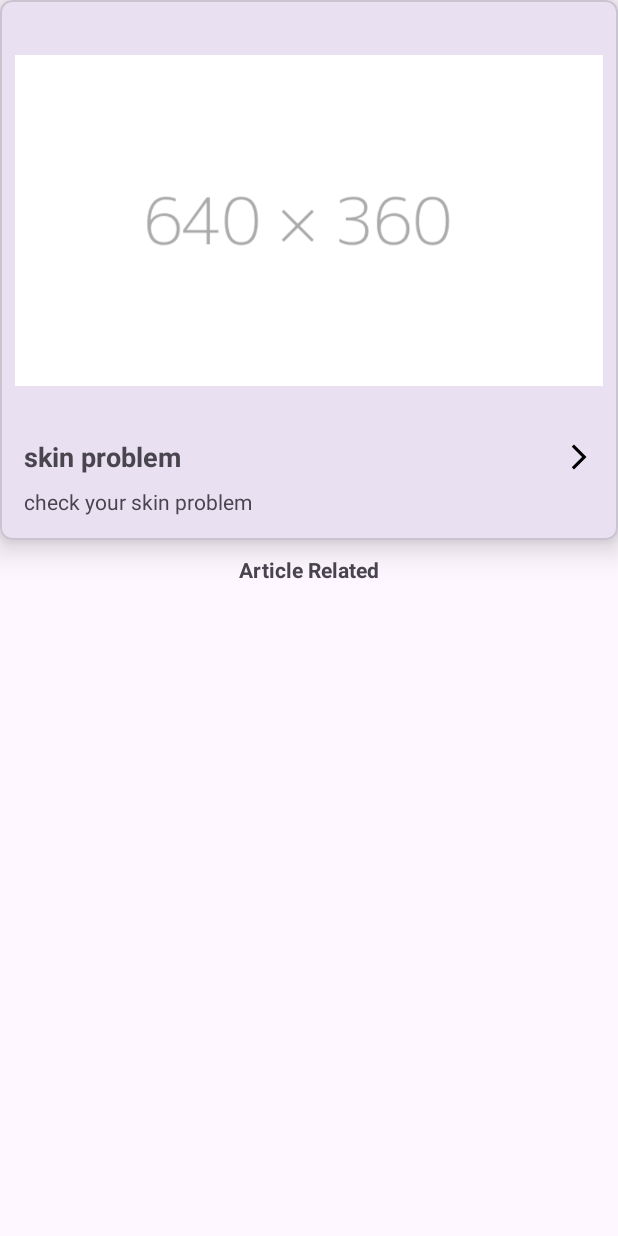
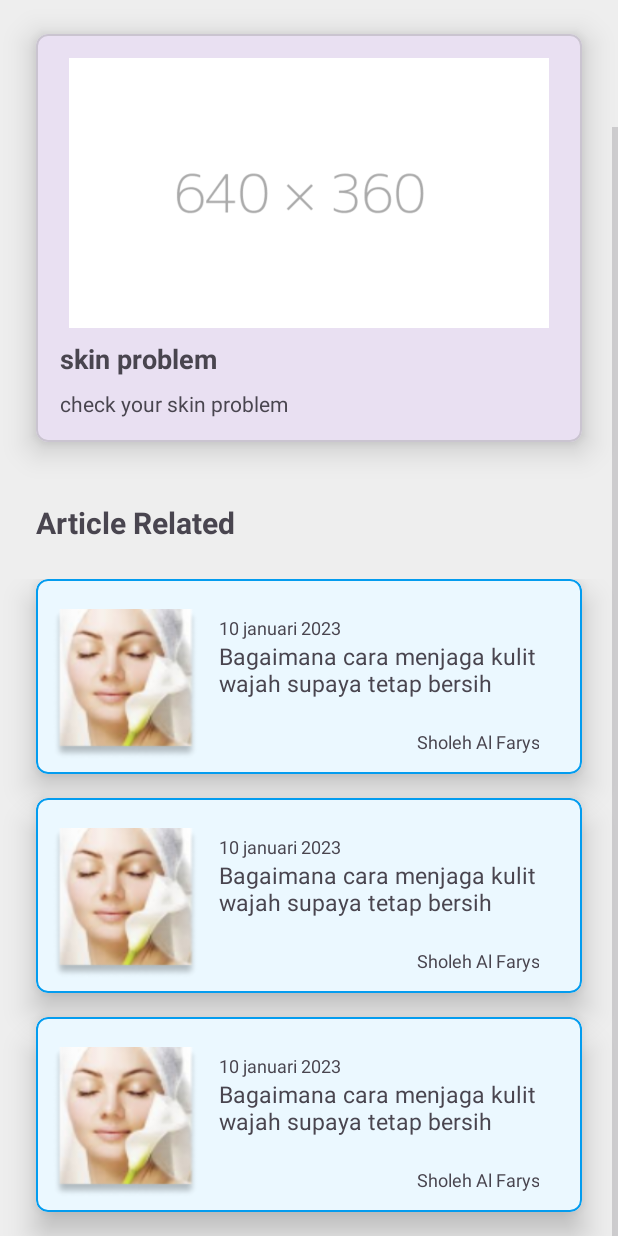
Before and after one commit to farys99/Capstone-Project-C23-PS371, an Android app: the layout activity_main.xml on its own in the app's theme, with its tools: preview values and no code run, on a phone screen of 412 x 824 dp. Run offline under Robolectric (Android 15) with nearby library versions, the phone set to English and light mode, and no system bars.

Commit message:
activity_camera.xml, activity_posting.xml, activity_review.xml

```diff
--- a/app/build.gradle
+++ b/app/build.gradle
@@ -36,8 +36,9 @@ dependencies {
 
     implementation 'androidx.core:core-ktx:1.8.0'
     implementation 'androidx.appcompat:appcompat:1.4.1'
-    implementation 'com.google.android.material:material:1.5.0'
+    implementation 'com.google.android.material:material:1.9.0'
     implementation 'androidx.constraintlayout:constraintlayout:2.1.3'
+    implementation 'androidx.camera:camera-view:1.2.3'
     testImplementation 'junit:junit:4.13.2'
     androidTestImplementation 'androidx.test.ext:junit:1.1.5'
     androidTestImplementation 'androidx.test.espresso:espresso-core:3.5.1'
--- /dev/null
+++ b/app/src/main/res/drawable/baseline_arrow_back_ios_24.xml
@@ -0,0 +1,5 @@
+<vector android:autoMirrored="true" android:height="24dp"
+    android:tint="#fff" android:viewportHeight="24"
+    android:viewportWidth="24" android:width="24dp" xmlns:android="http://schemas.android.com/apk/res/android">
+    <path android:fillColor="@android:color/white" android:pathData="M11.67,3.87L9.9,2.1 0,12l9.9,9.9 1.77,-1.77L3.54,12z"/>
+</vector>
--- /dev/null
+++ b/app/src/main/res/drawable/baseline_camera_24.xml
@@ -0,0 +1,5 @@
+<vector android:height="24dp" android:tint="#000000"
+    android:viewportHeight="24" android:viewportWidth="24"
+    android:width="24dp" xmlns:android="http://schemas.android.com/apk/res/android">
+    <path android:fillColor="@android:color/white" android:pathData="M9.4,10.5l4.77,-8.26C13.47,2.09 12.75,2 12,2c-2.4,0 -4.6,0.85 -6.32,2.25l3.66,6.35 0.06,-0.1zM21.54,9c-0.92,-2.92 -3.15,-5.26 -6,-6.34L11.88,9h9.66zM21.8,10h-7.49l0.29,0.5 4.76,8.25C21,16.97 22,14.61 22,12c0,-0.69 -0.07,-1.35 -0.2,-2zM8.54,12l-3.9,-6.75C3.01,7.03 2,9.39 2,12c0,0.69 0.07,1.35 0.2,2h7.49l-1.15,-2zM2.46,15c0.92,2.92 3.15,5.26 6,6.34L12.12,15L2.46,15zM13.73,15l-3.9,6.76c0.7,0.15 1.42,0.24 2.17,0.24 2.4,0 4.6,-0.85 6.32,-2.25l-3.66,-6.35 -0.93,1.6z"/>
+</vector>
--- /dev/null
+++ b/app/src/main/res/drawable/baseline_flip_camera_ios_24.xml
@@ -0,0 +1,5 @@
+<vector android:height="24dp" android:tint="#fff"
+    android:viewportHeight="24" android:viewportWidth="24"
+    android:width="24dp" xmlns:android="http://schemas.android.com/apk/res/android">
+    <path android:fillColor="@android:color/white" android:pathData="M20,5h-3.17L15,3H9L7.17,5H4C2.9,5 2,5.9 2,7v12c0,1.1 0.9,2 2,2h16c1.1,0 2,-0.9 2,-2V7C22,5.9 21.1,5 20,5zM12,18c-2.76,0 -5,-2.24 -5,-5H5l2.5,-2.5L10,13H8c0,2.21 1.79,4 4,4c0.58,0 1.13,-0.13 1.62,-0.35l0.74,0.74C13.65,17.76 12.86,18 12,18zM16.5,15.5L14,13h2c0,-2.21 -1.79,-4 -4,-4c-0.58,0 -1.13,0.13 -1.62,0.35L9.64,8.62C10.35,8.24 11.14,8 12,8c2.76,0 5,2.24 5,5h2L16.5,15.5z"/>
+</vector>
--- /dev/null
+++ b/app/src/main/res/drawable/baseline_insert_photo_24.xml
@@ -0,0 +1,5 @@
+<vector android:height="24dp" android:tint="#FFFFFF"
+    android:viewportHeight="24" android:viewportWidth="24"
+    android:width="24dp" xmlns:android="http://schemas.android.com/apk/res/android">
+    <path android:fillColor="@android:color/white" android:pathData="M21,19V5c0,-1.1 -0.9,-2 -2,-2H5c-1.1,0 -2,0.9 -2,2v14c0,1.1 0.9,2 2,2h14c1.1,0 2,-0.9 2,-2zM8.5,13.5l2.5,3.01L14.5,12l4.5,6H5l3.5,-4.5z"/>
+</vector>
--- a/app/src/main/res/layout/activity_main.xml
+++ b/app/src/main/res/layout/activity_main.xml
@@ -1,27 +1,52 @@
 <?xml version="1.0" encoding="utf-8"?>
-<ScrollView xmlns:android="http://schemas.android.com/apk/res/android"
+<FrameLayout xmlns:android="http://schemas.android.com/apk/res/android"
     xmlns:app="http://schemas.android.com/apk/res-auto"
     xmlns:tools="http://schemas.android.com/tools"
     android:layout_width="match_parent"
     android:layout_height="match_parent"
+    android:background="@color/blue_700"
     tools:context=".MainActivity">
 
-    <androidx.constraintlayout.widget.ConstraintLayout
+    <LinearLayout
         android:layout_width="match_parent"
-        android:layout_height="wrap_content">
+        android:layout_height="match_parent"
+        android:orientation="vertical">
+
+        <ScrollView
+            android:layout_width="match_parent"
+            android:layout_height="match_parent"
+            android:background="@color/whiteBackground">
+
+            <LinearLayout
+                android:layout_width="match_parent"
+                android:layout_height="wrap_content"
+                android:orientation="vertical">
+
+                <TextView
+                    android:id="@+id/tv_choose_detection"
+                    android:layout_width="match_parent"
+                    android:layout_height="wrap_content"
+                    android:layout_marginStart="24dp"
+                    android:layout_marginTop="65dp"
+                    android:layout_marginEnd="24dp"
+                    android:layout_marginBottom="24dp"
+                    android:textAlignment="center"
+                    android:text="@string/tv_check_here"
+                    style="@style/Header"
+                    android:textSize="20sp" />
 
                 <com.google.android.material.card.MaterialCardView
                     android:id="@+id/skin_problems_detection"
                     android:layout_width="match_parent"
                     android:layout_height="wrap_content"
+                    android:layout_marginStart="24dp"
+                    android:layout_marginEnd="24dp"
+                    android:layout_marginBottom="16dp"
                     android:clickable="true"
                     android:focusable="true"
                     android:foreground="?attr/selectableItemBackgroundBorderless"
                     app:cardCornerRadius="8dp"
-            app:cardElevation="12dp"
-            app:layout_constraintEnd_toEndOf="parent"
-            app:layout_constraintStart_toStartOf="parent"
-            app:layout_constraintTop_toTopOf="parent">
+                    app:cardElevation="12dp">
 
                     <LinearLayout
                         android:layout_width="match_parent"
@@ -30,16 +55,16 @@
 
                         <ImageView
                             android:layout_width="wrap_content"
-                    android:layout_height="274dp"
+                            android:layout_height="180dp"
                             android:layout_gravity="center_horizontal"
-                    android:layout_marginStart="10dp"
-                    android:layout_marginTop="10dp"
-                    android:layout_marginEnd="10dp"
+                            android:layout_marginStart="16dp"
+                            android:layout_marginTop="16dp"
+                            android:layout_marginEnd="16dp"
                             android:contentDescription="@string/text_content_desc_skin_problems"
                             android:src="@drawable/dummy_image_2" />
 
                         <androidx.constraintlayout.widget.ConstraintLayout
-                    android:layout_width="match_parent"
+                            android:layout_width="wrap_content"
                             android:layout_height="wrap_content"
                             android:layout_marginStart="16dp"
                             android:layout_marginTop="8dp"
@@ -47,23 +72,16 @@
                             android:orientation="horizontal">
 
                             <TextView
-                        style="@style/Header"
                                 android:layout_width="wrap_content"
                                 android:layout_height="wrap_content"
                                 android:text="@string/title_skin_problems"
+                                style="@style/Header"
                                 android:textSize="18sp"
                                 app:layout_constraintBottom_toBottomOf="parent"
                                 app:layout_constraintStart_toStartOf="parent"
                                 app:layout_constraintTop_toTopOf="parent" />
 
-                    <ImageView
-                        android:layout_width="20dp"
-                        android:layout_height="wrap_content"
-                        android:contentDescription="@string/text_content_desc_icon_arrow"
-                        android:src="@drawable/baseline_arrow_forward_ios_24"
-                        app:layout_constraintBottom_toBottomOf="parent"
-                        app:layout_constraintEnd_toEndOf="parent"
-                        app:layout_constraintTop_toTopOf="parent" />
+
                         </androidx.constraintlayout.widget.ConstraintLayout>
 
                         <TextView
@@ -78,43 +96,30 @@
                     </LinearLayout>
                 </com.google.android.material.card.MaterialCardView>
 
-
                 <TextView
-            android:id="@+id/textView2"
-            style="@style/Header"
+                    android:id="@+id/tv_product_recommended"
                     android:layout_width="wrap_content"
                     android:layout_height="wrap_content"
-            android:layout_marginTop="10dp"
-            android:layout_marginBottom="10dp"
+                    android:layout_marginStart="24dp"
+                    android:layout_marginTop="24dp"
+                    android:layout_marginEnd="24dp"
+                    android:layout_marginBottom="24dp"
                     android:text="@string/title_article"
-            app:layout_constraintBottom_toBottomOf="parent"
-            app:layout_constraintEnd_toEndOf="parent"
-            app:layout_constraintStart_toStartOf="parent"
-            app:layout_constraintTop_toBottomOf="@+id/skin_problems_detection"
-            app:layout_constraintVertical_bias="0.0" />
+                    style="@style/Header"
+                    android:textSize="20sp" />
 
-        <androidx.viewpager2.widget.ViewPager2
-            android:id="@+id/view_pager"
+                <androidx.recyclerview.widget.RecyclerView
+                    android:id="@+id/rv_product_recommended"
                     android:layout_width="match_parent"
-            android:layout_height="370dp"
-            android:layout_marginTop="8dp"
-            app:layout_constraintEnd_toEndOf="parent"
-            app:layout_constraintHorizontal_bias="0.0"
-            app:layout_constraintStart_toStartOf="parent"
-            app:layout_constraintTop_toBottomOf="@+id/textView2" />
-
-        <!--        <ProgressBar-->
-<!--            android:id="@+id/progressBar"-->
-<!--            style="?android:attr/progressBarStyle"-->
-<!--            android:layout_width="wrap_content"-->
-<!--            android:layout_height="wrap_content"-->
-<!--            app:layout_constraintBottom_toBottomOf="parent"-->
-<!--            app:layout_constraintEnd_toEndOf="parent"-->
-<!--            app:layout_constraintStart_toStartOf="parent"-->
-<!--            app:layout_constraintTop_toTopOf="parent"-->
-<!--            tools:visibility="visible" />-->
-
-    </androidx.constraintlayout.widget.ConstraintLayout>
-
-
+                    android:layout_height="wrap_content"
+                    android:clipToPadding="false"
+                    android:paddingStart="8dp"
+                    android:paddingEnd="24dp"
+                    tools:itemCount="10"
+                    tools:layoutManager="androidx.recyclerview.widget.LinearLayoutManager"
+                    tools:listitem="@layout/item_article"
+                    tools:orientation="vertical" />
+            </LinearLayout>
         </ScrollView>
+    </LinearLayout>
+</FrameLayout>
--- /dev/null
+++ b/app/src/main/res/layout/item_article.xml
@@ -0,0 +1,71 @@
+<?xml version="1.0" encoding="utf-8"?>
+<com.google.android.material.card.MaterialCardView xmlns:android="http://schemas.android.com/apk/res/android"
+    xmlns:app="http://schemas.android.com/apk/res-auto"
+    xmlns:tools="http://schemas.android.com/tools"
+    android:layout_width="wrap_content"
+    android:layout_height="wrap_content"
+    android:layout_marginStart="16dp"
+    android:layout_marginBottom="16dp"
+    app:cardBackgroundColor="@color/blue_100"
+    app:cardCornerRadius="8dp"
+    app:cardElevation="12dp"
+    app:strokeColor="@color/blue_500"
+    app:strokeWidth="1dp">
+
+    <androidx.constraintlayout.widget.ConstraintLayout
+        android:layout_marginTop="10dp"
+        android:layout_width="380dp"
+        android:layout_height="match_parent"
+        android:padding="10dp">
+
+        <ImageView
+            android:id="@+id/image_article"
+            android:layout_width="100dp"
+            android:layout_height="100dp"
+            android:contentDescription="@string/content_article_photos"
+            app:layout_constraintBottom_toBottomOf="parent"
+            app:layout_constraintDimensionRatio="1:1"
+            app:layout_constraintStart_toStartOf="parent"
+            app:layout_constraintTop_toTopOf="parent"
+            app:srcCompat="@drawable/article_preview" />
+
+        <LinearLayout
+            android:layout_width="wrap_content"
+            android:layout_height="wrap_content"
+            android:layout_marginStart="12dp"
+            android:orientation="vertical"
+            app:layout_constraintBottom_toBottomOf="@id/image_article"
+            app:layout_constraintStart_toEndOf="@id/image_article"
+            app:layout_constraintTop_toTopOf="@id/image_article">
+
+            <TextView
+                android:id="@+id/date_article"
+                android:layout_width="213dp"
+                android:layout_height="wrap_content"
+                android:ellipsize="end"
+                android:maxLines="1"
+                android:textSize="12sp"
+                tools:text="10 januari 2023" />
+
+            <TextView
+                android:id="@+id/headline_article"
+                android:layout_width="match_parent"
+                android:layout_height="wrap_content"
+                android:ellipsize="end"
+                android:maxLines="2"
+                android:textSize="15sp"
+                tools:text="Bagaimana cara menjaga kulit wajah supaya tetap bersih" />
+
+            <TextView
+                android:id="@+id/author_article"
+                android:textAlignment="textEnd"
+                android:layout_marginTop="20dp"
+                android:layout_width="match_parent"
+                android:layout_height="wrap_content"
+                android:ellipsize="end"
+                android:maxLines="1"
+                android:textSize="12sp"
+                tools:text="Sholeh Al Farys" />
+        </LinearLayout>
+    </androidx.constraintlayout.widget.ConstraintLayout>
+</com.google.android.material.card.MaterialCardView>
--- a/app/src/main/res/values/themes.xml
+++ b/app/src/main/res/values/themes.xml
@@ -9,4 +9,7 @@
     <style name="Header">
         <item name="android:textStyle">bold</item>
     </style>
+    <style name="Button">
+        <item name="backgroundTint">@color/purple_20</item>
+    </style>
 </resources>
```
Also changed, not shown: app/src/main/AndroidManifest.xml (+9 -0 lines), app/src/main/java/com/example/dermadetect/CameraActivity.kt (added, +11 -0 lines), app/src/main/java/com/example/dermadetect/PostingActivity.kt (added, +11 -0 lines), app/src/main/java/com/example/dermadetect/ReviewActivity.kt (added, +11 -0 lines), app/src/main/res/layout/activity_camera.xml (added, +50 -0 lines), app/src/main/res/layout/activity_posting.xml (added, +103 -0 lines), app/src/main/res/layout/activity_review.xml (added, +86 -0 lines), app/src/main/res/values/colors.xml (+22 -0 lines), app/src/main/res/values/strings.xml (+11 -0 lines), app/src/main/res/drawable/animation_data_min.png (added), app/src/main/res/drawable/article_preview.png (added). Lines whose indentation alone changed are shown as unchanged.
